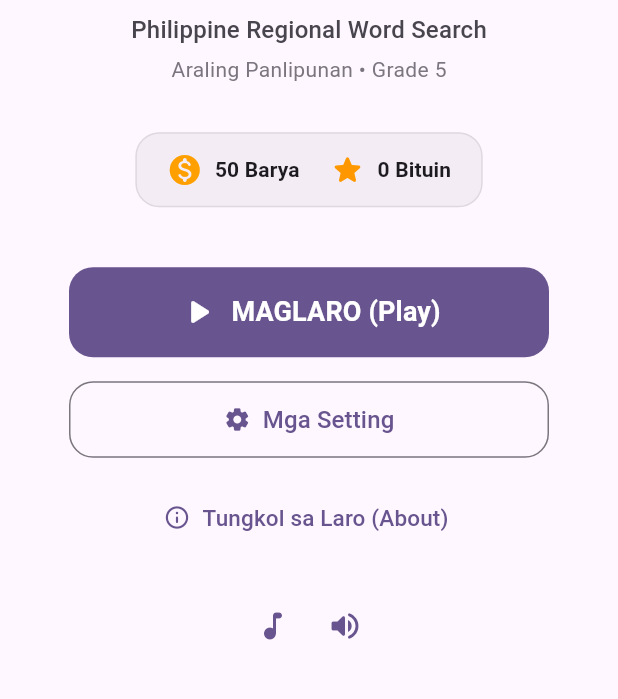
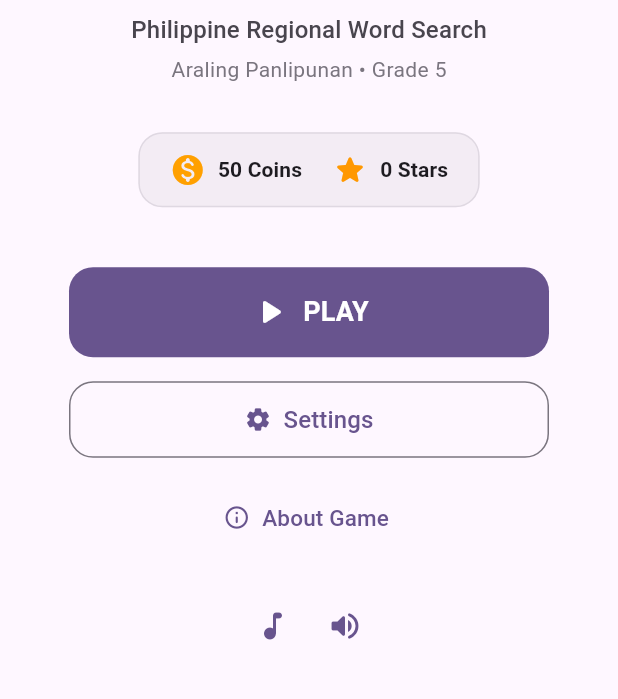
Before and after one commit to KMForge/rehiyonia, a Flutter app: the screen it shows after launch, on a phone screen of 412 x 824 dp, the part 419-1118 px from its top. Run offline on Flutter 3.47's test engine with Material 3 defaults, Android fonts, the light colour scheme and no system bars; our stand-ins replace audioplayers, flutter_riverpod, sqflite; accounts and stored records are empty.

Commit message:
feat(settings): add bilingual English and Tagalog support with English default

```diff
--- a/lib/core/constants/app_constants.dart
+++ b/lib/core/constants/app_constants.dart
@@ -8,7 +8,8 @@ abstract final class AppConstants {
   static const int puzzleRewardCoins = 20;
   static const int triviaRewardCoins = 10;
 
-  // Audio preference default keys
+  // Preference keys
+  static const String keyLanguage = 'app_language';
   static const String keySoundEffectsEnabled = 'sfx_enabled';
   static const String keyMusicEnabled = 'music_enabled';
   static const String keyVolume = 'master_volume';
--- /dev/null
+++ b/lib/core/localization/app_localizations.dart
@@ -0,0 +1,111 @@
+import 'package:flutter_riverpod/flutter_riverpod.dart';
+
+import '../../features/settings/models/app_language.dart';
+import '../../features/settings/providers/settings_provider.dart';
+
+class AppLocalizations {
+  const AppLocalizations(this.language);
+
+  final AppLanguage language;
+
+  bool get isEnglish => language == AppLanguage.english;
+
+  // App & Navigation
+  String get appName => 'Rehiyonia';
+  String get subtitle => isEnglish
+      ? 'Philippine Regional Word Search'
+      : 'Paghahanap ng Salita sa mga Rehiyon';
+  String get curriculumTag => 'Araling Panlipunan • Grade 5';
+
+  // Stats
+  String coins(int count) => isEnglish ? '$count Coins' : '$count Barya';
+  String stars(int count) => isEnglish ? '$count Stars' : '$count Bituin';
+
+  // Home Menu
+  String get playButton => isEnglish ? 'PLAY' : 'MAGLARO';
+  String get settingsButton => isEnglish ? 'Settings' : 'Mga Setting';
+  String get aboutButton => isEnglish ? 'About Game' : 'Tungkol sa Laro';
+  String get aboutTitle =>
+      isEnglish ? 'About Rehiyonia' : 'Tungkol sa Rehiyonia';
+  String get aboutContent => isEnglish
+      ? 'Rehiyonia is an educational word search game designed for Grade 5 Araling Panlipunan, covering all 18 Philippine regions with 100% offline gameplay.'
+      : 'Ang Rehiyonia ay isang pang-edukasyong laro ng word search para sa Grade 5 Araling Panlipunan, sumasaklaw sa 18 rehiyon ng Pilipinas nang 100% offline.';
+  String get closeButton => isEnglish ? 'Close' : 'Isara';
+
+  // Settings Screen
+  String get settingsTitle => isEnglish ? 'Settings' : 'Mga Setting';
+  String get languageSection => isEnglish ? 'Language' : 'Wika';
+  String get languageSubtitle =>
+      isEnglish ? 'Select game language' : 'Piliin ang wika ng laro';
+  String get audioSection => isEnglish ? 'Audio & Music' : 'Tunog at Musika';
+  String get musicTitle =>
+      isEnglish ? 'Background Music' : 'Musika sa Background';
+  String get musicSubtitle => isEnglish
+      ? 'Play uplifting background music while playing'
+      : 'I-play ang pampasiglang tugtugin habang naglalaro';
+  String get sfxTitle => isEnglish ? 'Sound Effects' : 'Mga Tunog ng Laro';
+  String get sfxSubtitle => isEnglish
+      ? 'Sound on word selection and interaction'
+      : 'Tunog sa pagpili ng salita at pagpindot';
+  String get volumeTitle => isEnglish ? 'Volume' : 'Lakas ng Tunog';
+
+  // Regions Screen
+  String get regionsTitle => isEnglish ? 'Select Region' : 'Pumili ng Rehiyon';
+  String islandGroup(String group) =>
+      isEnglish ? '$group Group' : 'Pangkat ng $group';
+  String get retryButton => isEnglish ? 'Retry' : 'Subukan Muli';
+  String get errorLoadingRegions => isEnglish
+      ? 'Error loading regions'
+      : 'May aberya sa pag-load ng mga rehiyon';
+  String get regionLockedMessage => isEnglish
+      ? 'This region is locked. Complete previous regions first!'
+      : 'Naka-lock pa ang rehiyong ito. Tapusin muna ang naunang mga rehiyon!';
+
+  // Gameplay Screen
+  String foundCount(int found, int total) =>
+      isEnglish ? 'Found: $found / $total' : 'Nahanap: $found / $total';
+  String get hintButton => isEnglish ? 'Hint (-10 🪙)' : 'Hint (-10 🪙)';
+  String get errorTitle => isEnglish ? 'Error' : 'Aberya';
+  String get noPuzzleError =>
+      isEnglish ? 'No puzzle could be generated.' : 'Walang puzzle na mabuo.';
+  String get congratulations =>
+      isEnglish ? '🎉 Congratulations!' : '🎉 Maligayang Bati!';
+  String completedMessage(String regionName) => isEnglish
+      ? 'You found all words in $regionName!'
+      : 'Nahanap mo ang lahat ng salita sa $regionName!';
+  String rewardCoins(int coins, int total) => isEnglish
+      ? '+$coins Coins (Total: $total)'
+      : '+$coins Barya (Kabuuan: $total)';
+  String get readTrivia => isEnglish ? 'Read Trivia' : 'Basahin ang Trivia';
+  String get continueButton => isEnglish ? 'Continue' : 'Magpatuloy';
+  String get understoodButton => isEnglish ? 'Got it!' : 'Naintindihan ko!';
+  String get triviaTitle => isEnglish ? 'Regional Trivia' : 'Trivia ng Rehiyon';
+  String get funFactTitle => isEnglish ? 'Did you know?' : 'Alam Mo Ba?';
+  String get noTriviaAvailable =>
+      isEnglish ? 'No trivia available.' : 'Walang makuhang trivia.';
+
+  String categoryLabel(String category) {
+    if (!isEnglish) return category;
+    switch (category.toLowerCase()) {
+      case 'lungsod':
+        return 'City';
+      case 'bayan':
+        return 'Municipality';
+      case 'lalawigan':
+        return 'Province';
+      case 'bulkan':
+        return 'Volcano';
+      case 'pista':
+        return 'Festival';
+      case 'isla':
+        return 'Island';
+      default:
+        return category;
+    }
+  }
+}
+
+final localizationsProvider = Provider<AppLocalizations>((ref) {
+  final settings = ref.watch(settingsProvider);
+  return AppLocalizations(settings.language);
+});
--- a/lib/features/home/screens/home_screen.dart
+++ b/lib/features/home/screens/home_screen.dart
@@ -2,6 +2,7 @@ import 'package:flutter/material.dart';
 import 'package:flutter_riverpod/flutter_riverpod.dart';
 
 import '../../../core/constants/app_constants.dart';
+import '../../../core/localization/app_localizations.dart';
 import '../../settings/providers/settings_provider.dart';
 
 class HomeScreen extends ConsumerWidget {
@@ -11,6 +12,7 @@ class HomeScreen extends ConsumerWidget {
   Widget build(BuildContext context, WidgetRef ref) {
     final theme = Theme.of(context);
     final audioPrefs = ref.watch(settingsProvider);
+    final loc = ref.watch(localizationsProvider);
 
     return Scaffold(
       body: SafeArea(
@@ -54,7 +56,7 @@ class HomeScreen extends ConsumerWidget {
                 ),
                 const SizedBox(height: 8),
                 Text(
-                  'Philippine Regional Word Search',
+                  loc.subtitle,
                   style: theme.textTheme.titleMedium?.copyWith(
                     color: theme.colorScheme.onSurfaceVariant,
                     fontWeight: FontWeight.w500,
@@ -62,7 +64,7 @@ class HomeScreen extends ConsumerWidget {
                 ),
                 const SizedBox(height: 4),
                 Text(
-                  'Araling Panlipunan • Grade 5',
+                  loc.curriculumTag,
                   style: theme.textTheme.bodyMedium?.copyWith(
                     color: theme.colorScheme.outline,
                   ),
@@ -96,7 +98,7 @@ class HomeScreen extends ConsumerWidget {
                       ),
                       const SizedBox(width: 8),
                       Text(
-                        '${AppConstants.startingCoins} Barya',
+                        loc.coins(AppConstants.startingCoins),
                         style: theme.textTheme.titleSmall?.copyWith(
                           fontWeight: FontWeight.bold,
                         ),
@@ -109,7 +111,7 @@ class HomeScreen extends ConsumerWidget {
                       ),
                       const SizedBox(width: 8),
                       Text(
-                        '0 Bituin',
+                        loc.stars(0),
                         style: theme.textTheme.titleSmall?.copyWith(
                           fontWeight: FontWeight.bold,
                         ),
@@ -131,9 +133,9 @@ class HomeScreen extends ConsumerWidget {
                           Navigator.of(context).pushNamed('/regions');
                         },
                         icon: const Icon(Icons.play_arrow_rounded, size: 28),
-                        label: const Text(
-                          'MAGLARO (Play)',
-                          style: TextStyle(
+                        label: Text(
+                          loc.playButton,
+                          style: const TextStyle(
                             fontSize: 18,
                             fontWeight: FontWeight.bold,
                           ),
@@ -152,9 +154,9 @@ class HomeScreen extends ConsumerWidget {
                           Navigator.of(context).pushNamed('/settings');
                         },
                         icon: const Icon(Icons.settings_rounded),
-                        label: const Text(
-                          'Mga Setting',
-                          style: TextStyle(fontSize: 16),
+                        label: Text(
+                          loc.settingsButton,
+                          style: const TextStyle(fontSize: 16),
                         ),
                         style: OutlinedButton.styleFrom(
                           padding: const EdgeInsets.symmetric(vertical: 14),
@@ -167,12 +169,12 @@ class HomeScreen extends ConsumerWidget {
                       TextButton.icon(
                         key: const Key('menu_about_button'),
                         onPressed: () {
-                          _showAboutDialog(context);
+                          _showAboutDialog(context, loc);
                         },
                         icon: const Icon(Icons.info_outline_rounded),
-                        label: const Text(
-                          'Tungkol sa Laro (About)',
-                          style: TextStyle(fontSize: 15),
+                        label: Text(
+                          loc.aboutButton,
+                          style: const TextStyle(fontSize: 15),
                         ),
                       ),
                     ],
@@ -221,7 +223,7 @@ class HomeScreen extends ConsumerWidget {
     );
   }
 
-  void _showAboutDialog(BuildContext context) {
+  void _showAboutDialog(BuildContext context, AppLocalizations loc) {
     showAboutDialog(
       context: context,
       applicationName: AppConstants.appName,
@@ -231,11 +233,7 @@ class HomeScreen extends ConsumerWidget {
         size: 48,
         color: Colors.deepPurple,
       ),
-      children: const [
-        Text(
-          'Ang Rehiyonia ay isang offline educational word search mobile game para sa mga mag-aaral ng Grade 5 Araling Panlipunan tungkol sa mga rehiyon, lalawigan, kabisera, at kultura ng Pilipinas.',
-        ),
-      ],
+      children: [Text(loc.aboutContent)],
     );
   }
 }
--- /dev/null
+++ b/lib/features/settings/models/app_language.dart
@@ -0,0 +1,14 @@
+enum AppLanguage {
+  english('en', 'English'),
+  tagalog('tl', 'Tagalog');
+
+  const AppLanguage(this.code, this.displayName);
+
+  final String code;
+  final String displayName;
+
+  static AppLanguage fromCode(String? code) {
+    if (code == 'tl') return AppLanguage.tagalog;
+    return AppLanguage.english;
+  }
+}
```
Also changed, not shown: lib/features/regions/screens/region_selection_screen.dart (+18 -13 lines), lib/features/settings/models/audio_preferences.dart (+10 -2 lines), lib/features/settings/providers/settings_provider.dart (+46 -0 lines), lib/features/settings/screens/settings_screen.dart (+54 -9 lines), lib/features/word_search/screens/word_search_screen.dart (+49 -29 lines), 5 other files.
